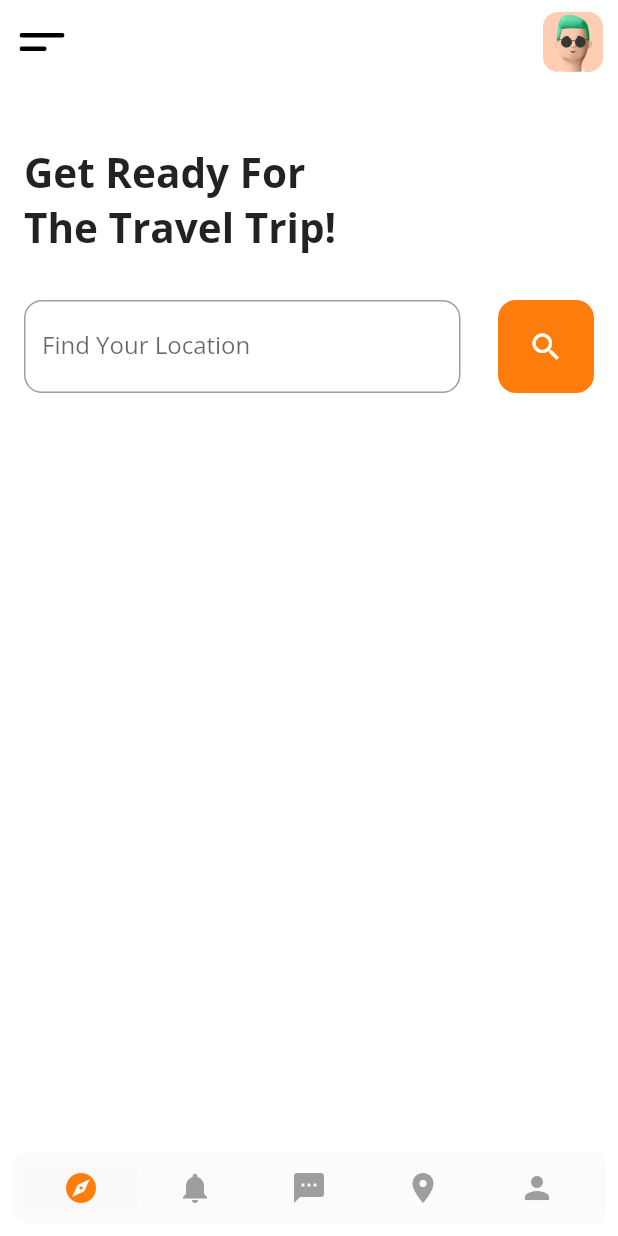
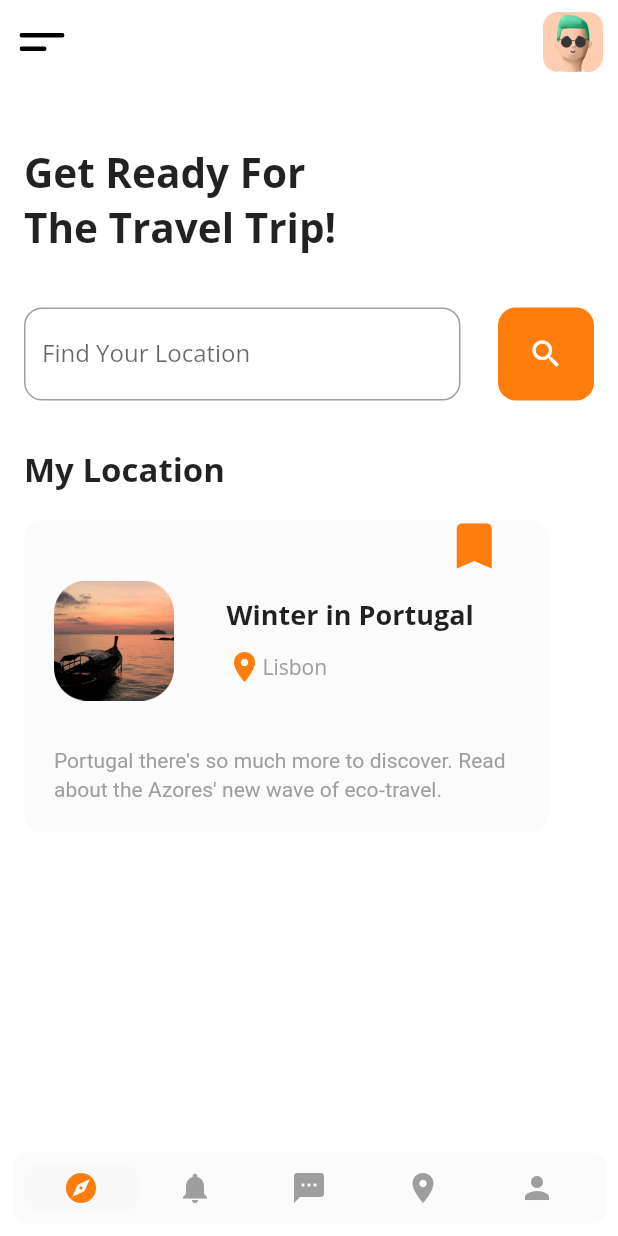
Before and after one commit to TawandaMavondo/Gotour-Flutter-Application, a Flutter app: the MainScreen screen opened directly, on a phone screen of 412 x 824 dp. Run offline on Flutter 3.47's test engine with Material 2 defaults, Android fonts, the phone set to English and light mode, and no system bars; drawn by our look-alikes of floating_bottom_navigation_bar; our stand-ins replace firebase_auth, firebase_core, flutter_svg, fluttertoast, form_field_validator, google_fonts and 3 more; accounts and stored records are empty.

Commit message:
Created Location Card

```diff
--- a/lib/Pages/main_page.dart
+++ b/lib/Pages/main_page.dart
@@ -2,6 +2,7 @@ import 'package:floating_bottom_navigation_bar/floating_bottom_navigation_bar.da
 import 'package:flutter/material.dart';
 import 'package:flutter_svg/svg.dart';
 import 'package:gotour/constants.dart';
+import 'package:gotour/widgets/location_card.dart';
 
 class MainScreen extends StatefulWidget {
   static const String id = '/main';
@@ -12,8 +13,10 @@ class MainScreen extends StatefulWidget {
 }
 
 class _MainScreenState extends State<MainScreen> {
+  bool isLiked = true;
   @override
   Widget build(BuildContext context) {
+    double width = MediaQuery.of(context).size.width;
     return Scaffold(
       appBar: _buildAppBar(),
       body: SafeArea(
@@ -29,13 +32,35 @@ class _MainScreenState extends State<MainScreen> {
                 "Get Ready For \nThe Travel Trip!",
                 style: TextStyle(
                   fontSize: 27,
-                  fontWeight: FontWeight.bold
+                  fontWeight: FontWeight.bold,
                 ),
               ),
               SizedBox(
+                height: 35,
+              ),
+              _buildLocationSearch(context),
+              SizedBox(
                 height: 30,
               ),
-              _buildLocationSearch(context)
+              Text(
+                "My Location",
+                style: TextStyle(
+                  fontSize: 22,
+                  fontWeight: FontWeight.bold,
+                ),
+              ),
+              SizedBox(
+                height: 20,
+              ),
+              LocationCard(
+                width: width,
+                imagePath: 'assets/boat_small.png',
+                isLiked: isLiked,
+                location: 'Lisbon',
+                title: 'Winter in Portugal',
+                description:
+                    "Portugal there's so much more to discover. Read about the Azores' new wave of eco-travel.",
+              )
             ],
           ),
         )),
--- /dev/null
+++ b/lib/widgets/location_card.dart
@@ -0,0 +1,116 @@
+import 'package:flutter/material.dart';
+import 'package:gotour/constants.dart';
+
+// ignore: must_be_immutable
+class LocationCard extends StatelessWidget {
+  bool isLiked;
+  double width;
+  String description;
+  String imagePath;
+  String title;
+  String location;
+
+  LocationCard(
+      {Key? key,
+      required this.description,
+      required this.width,
+      required this.imagePath,
+      required this.isLiked,
+      required this.title,
+      required this.location})
+      : super(key: key);
+
+  @override
+  Widget build(BuildContext context) {
+    return Container(
+      decoration: BoxDecoration(
+        color: greyColor,
+        borderRadius: BorderRadius.circular(12),
+      ),
+      width: width * 0.85,
+      child: Stack(
+        children: [
+          Positioned(
+            top: -11,
+            right: 30,
+            child: IconButton(
+              onPressed: () {},
+              icon: Icon(
+                isLiked ? Icons.bookmark : Icons.bookmark_outline,
+                color: Theme.of(context).primaryColor,
+                size: 40,
+              ),
+            ),
+          ),
+          Positioned(
+            child: Container(
+              padding: EdgeInsets.all(20),
+              child: Column(
+                crossAxisAlignment: CrossAxisAlignment.start,
+                children: [
+                  SizedBox(
+                    height: 20,
+                  ),
+                  Row(
+                    children: [
+                      Image.asset(
+                        this.imagePath,
+                        width: 80,
+                        height: 80,
+                      ),
+                      SizedBox(
+                        width: 35,
+                      ),
+                      Column(
+                        crossAxisAlignment: CrossAxisAlignment.start,
+                        children: [
+                          Text(
+                            this.title,
+                            style: TextStyle(
+                              fontWeight: FontWeight.bold,
+                              fontSize: 18,
+                            ),
+                          ),
+                          SizedBox(
+                            height: 10,
+                          ),
+                          Row(
+                            mainAxisAlignment: MainAxisAlignment.start,
+                            children: [
+                              Icon(
+                                Icons.place,
+                                color: Theme.of(context).primaryColor,
+                              ),
+                              SizedBox(
+                                height: 15,
+                              ),
+                              Text(
+                                this.location,
+                                style: TextStyle(
+                                  color: Colors.grey,
+                                ),
+                              )
+                            ],
+                          )
+                        ],
+                      )
+                    ],
+                  ),
+                  SizedBox(
+                    height: 30,
+                  ),
+                  Text.rich(TextSpan(
+                      style: TextStyle(
+                        color: Colors.grey,
+                        fontSize: 14,
+                      ),
+                      text: this.description))
+                ],
+              ),
+            ),
+          ),
+        ],
+      ),
+    );
+  }
+}
```
Also changed, not shown: assets/boat_small.png (added).
